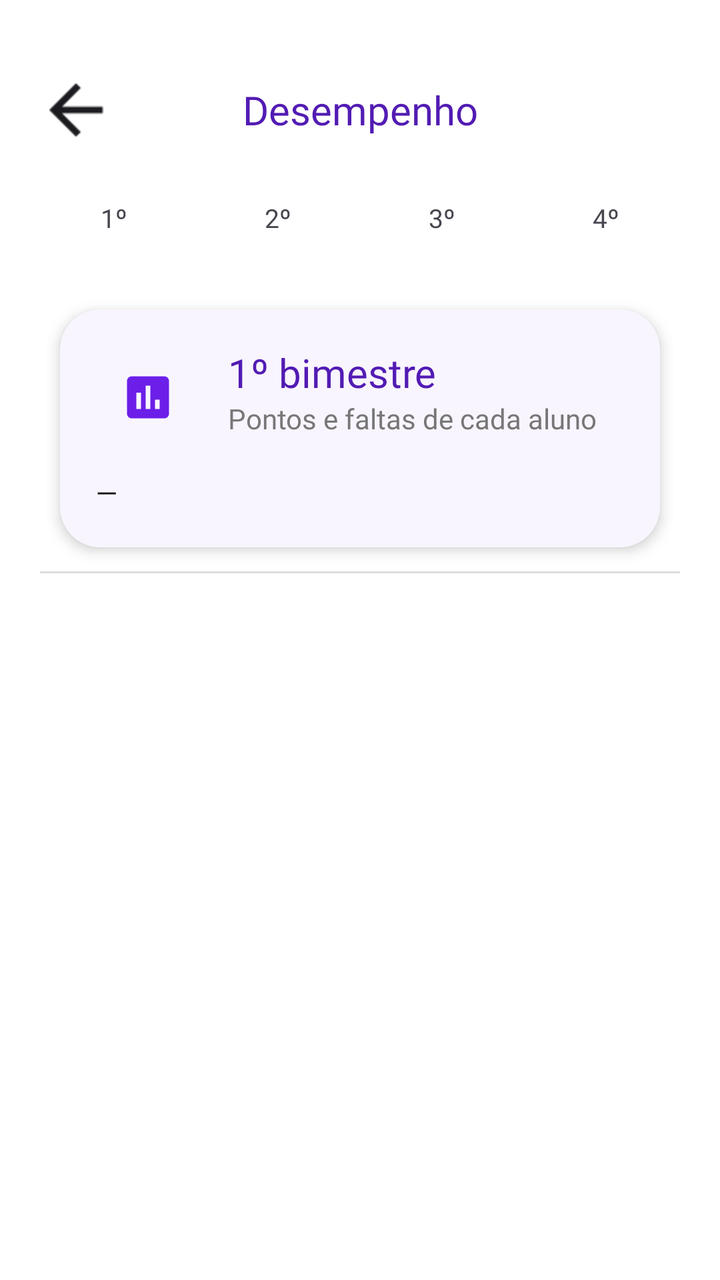
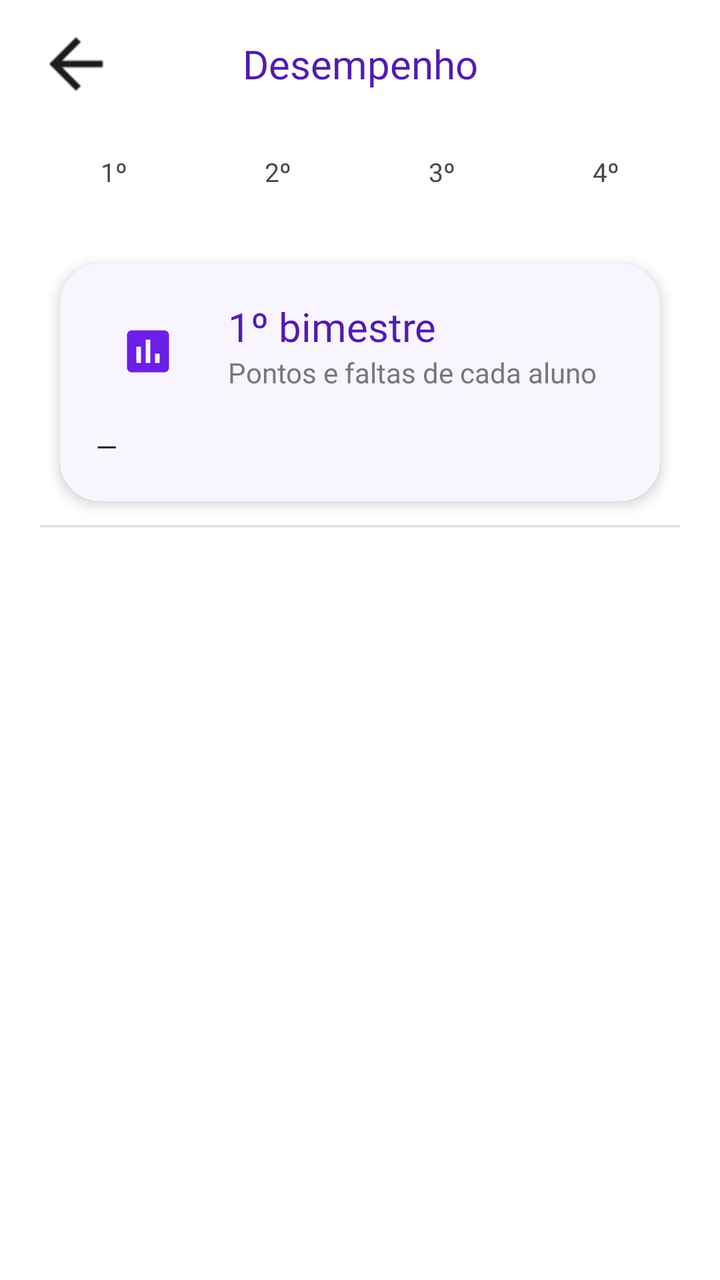

Screens rendered from an Android XML layout before and after an edit, with the pre-edit source and the edit as a unified diff.
<!-- AndroidManifest.xml: application theme Theme.MeuFuturoAgora -->
<!-- res/layout/activity_desempenho.xml -->
<?xml version="1.0" encoding="utf-8"?>
<androidx.constraintlayout.widget.ConstraintLayout xmlns:android="http://schemas.android.com/apk/res/android"
    xmlns:app="http://schemas.android.com/apk/res-auto"
    xmlns:tools="http://schemas.android.com/tools"
    android:id="@+id/main"
    android:layout_width="match_parent"
    android:layout_height="match_parent"
    android:background="@android:color/white"
    tools:context=".DesempenhoActivity">

    
    
    

    <ImageView
        android:id="@+id/btnVoltar"
        android:layout_width="40dp"
        android:layout_height="40dp"
        android:layout_marginStart="18dp"
        android:layout_marginTop="35dp"
        android:contentDescription="Voltar"
        android:scaleType="centerInside"
        android:src="@drawable/seta_voltar"
        app:layout_constraintStart_toStartOf="parent"
        app:layout_constraintTop_toTopOf="parent" />

    <TextView
        android:id="@+id/tvTituloDesempenho"
        android:layout_width="0dp"
        android:layout_height="50dp"
        android:fontFamily="@font/poppins_bold"
        android:gravity="center"
        android:text="Desempenho"
        android:textColor="@color/roxo_primario"
        android:textSize="20sp"
        app:layout_constraintBottom_toBottomOf="@id/btnVoltar"
        app:layout_constraintEnd_toEndOf="parent"
        app:layout_constraintStart_toStartOf="parent"
        app:layout_constraintTop_toTopOf="@id/btnVoltar" />

    
    
    

    <LinearLayout
        android:id="@+id/layoutAbasBimestre"
        android:layout_width="0dp"
        android:layout_height="wrap_content"
        android:layout_marginTop="16dp"
        android:orientation="horizontal"
        android:paddingStart="20dp"
        android:paddingEnd="12dp"
        app:layout_constraintEnd_toEndOf="parent"
        app:layout_constraintStart_toStartOf="parent"
        app:layout_constraintTop_toBottomOf="@id/btnVoltar">

        <TextView
            android:id="@+id/abaBimestre1"
            style="@style/AbaBimestre"
            android:text="1º" />

        <TextView
            android:id="@+id/abaBimestre2"
            style="@style/AbaBimestre"
            android:text="2º" />

        <TextView
            android:id="@+id/abaBimestre3"
            style="@style/AbaBimestre"
            android:text="3º" />

        <TextView
            android:id="@+id/abaBimestre4"
            style="@style/AbaBimestre"
            android:text="4º" />

    </LinearLayout>

    <androidx.core.widget.NestedScrollView
        android:layout_width="0dp"
        android:layout_height="0dp"
        android:clipToPadding="false"
        android:paddingBottom="20dp"
        app:layout_constraintBottom_toBottomOf="parent"
        app:layout_constraintEnd_toEndOf="parent"
        app:layout_constraintStart_toStartOf="parent"
        app:layout_constraintTop_toBottomOf="@id/layoutAbasBimestre">

        <LinearLayout
            android:layout_width="match_parent"
            android:layout_height="wrap_content"
            android:orientation="vertical"
            android:paddingStart="20dp"
            android:paddingTop="16dp"
            android:paddingEnd="20dp">

            
            
            

            <androidx.cardview.widget.CardView
                android:layout_width="match_parent"
                android:layout_height="wrap_content"
                app:cardBackgroundColor="#F9F5FF"
                app:cardCornerRadius="20dp"
                app:cardElevation="4dp"
                app:cardUseCompatPadding="true">

                <FrameLayout
                    android:layout_width="match_parent"
                    android:layout_height="wrap_content">

                    
                    <View
                        android:id="@+id/decoracaoCard"
                        android:layout_width="230dp"
                        android:layout_height="190dp"
                        android:layout_gravity="end|bottom"
                        android:layout_marginEnd="-64dp"
                        android:layout_marginBottom="-124dp" />

                    <LinearLayout
                        android:layout_width="match_parent"
                        android:layout_height="wrap_content"
                        android:orientation="vertical"
                        android:padding="18dp">

                        <LinearLayout
                            android:layout_width="match_parent"
                            android:layout_height="wrap_content"
                            android:orientation="horizontal">

                            <FrameLayout
                                android:id="@+id/circuloIconeDesempenho"
                                android:layout_width="52dp"
                                android:layout_height="52dp">

                                <ImageView
                                    android:layout_width="28dp"
                                    android:layout_height="28dp"
                                    android:layout_gravity="center"
                                    android:contentDescription="@null"
                                    android:src="@drawable/ic_desempenho"
                                    app:tint="#6C1FE8" />

                            </FrameLayout>

                            <LinearLayout
                                android:layout_width="0dp"
                                android:layout_height="wrap_content"
                                android:layout_marginStart="14dp"
                                android:layout_weight="1"
                                android:orientation="vertical">

                                <TextView
                                    android:id="@+id/tvTituloBimestre"
                                    android:layout_width="wrap_content"
                                    android:layout_height="wrap_content"
                                    android:fontFamily="@font/poppins_bold"
                                    android:text="1º bimestre"
                                    android:textColor="@color/roxo_primario"
                                    android:textSize="20sp" />

                                <TextView
                                    android:id="@+id/tvResumoDesempenho"
                                    android:layout_width="wrap_content"
                                    android:layout_height="wrap_content"
                                    android:fontFamily="@font/poppins_regular"
                                    android:text="Pontos e faltas de cada aluno"
                                    android:textColor="@color/texto_cinza"
                                    android:textSize="14sp" />

                            </LinearLayout>

                        </LinearLayout>

                        <TextView
                            android:id="@+id/tvPeriodoBimestreDesempenho"
                            android:layout_width="wrap_content"
                            android:layout_height="wrap_content"
                            android:layout_marginTop="12dp"
                            android:fontFamily="@font/poppins_semibold"
                            android:text="—"
                            android:textColor="@color/texto_escuro"
                            android:textSize="14sp" />

                    </LinearLayout>

                </FrameLayout>

            </androidx.cardview.widget.CardView>

            
            
            

            <LinearLayout
                android:id="@+id/layoutResumoAluno"
                android:layout_width="match_parent"
                android:layout_height="wrap_content"
                android:orientation="vertical"
                android:visibility="gone">

                <LinearLayout
                    android:layout_width="match_parent"
                    android:layout_height="wrap_content"
                    android:layout_marginTop="12dp"
                    android:baselineAligned="false"
                    android:orientation="horizontal">

                    <LinearLayout
                        android:id="@+id/cardPontosBimestre"
                        style="@style/CardResumoDesempenho">

                        <TextView
                            android:id="@+id/tvPontosBimestre"
                            style="@style/ValorResumoDesempenho"
                            android:text="0 pts"
                            android:textColor="@color/roxo_primario" />

                        <TextView
                            style="@style/LegendaResumoDesempenho"
                            android:text="Pontos"
                            android:textColor="@color/roxo_primario" />

                    </LinearLayout>

                    <LinearLayout
                        android:id="@+id/cardFaltasBimestre"
                        style="@style/CardResumoDesempenho"
                        android:layout_marginStart="10dp">

                        <TextView
                            android:id="@+id/tvFaltasBimestre"
                            style="@style/ValorResumoDesempenho"
                            android:text="0"
                            android:textColor="#B3261E" />

                        <TextView
                            style="@style/LegendaResumoDesempenho"
                            android:text="Faltas"
                            android:textColor="#B3261E" />

                    </LinearLayout>

                    <LinearLayout
                        android:id="@+id/cardJustificadasBimestre"
                        style="@style/CardResumoDesempenho"
                        android:layout_marginStart="10dp">

                        <TextView
                            android:id="@+id/tvJustificadasBimestre"
                            style="@style/ValorResumoDesempenho"
                            android:text="0"
                            android:textColor="#A3167A" />

                        <TextView
                            style="@style/LegendaResumoDesempenho"
                            android:text="Faltas\njustificadas"
                            android:textColor="#A3167A" />

                    </LinearLayout>

                </LinearLayout>

                <TextView
                    android:layout_width="match_parent"
                    android:layout_height="wrap_content"
                    android:layout_marginTop="18dp"
                    android:fontFamily="@font/poppins_bold"
                    android:paddingBottom="8dp"
                    android:text="Pontos por disciplina"
                    android:textColor="@color/roxo_primario"
                    android:textSize="15sp" />

            </LinearLayout>

            
            
            

            <LinearLayout
                android:id="@+id/layoutCabecalhoProfessor"
                android:layout_width="match_parent"
                android:layout_height="wrap_content"
                android:layout_marginTop="14dp"
                android:gravity="center_vertical"
                android:orientation="horizontal"
                android:paddingBottom="8dp"
                android:visibility="gone">

                <TextView
                    android:layout_width="0dp"
                    android:layout_height="wrap_content"
                    android:layout_weight="1"
                    android:fontFamily="@font/poppins_bold"
                    android:text="Aluno"
                    android:textColor="@color/roxo_primario"
                    android:textSize="15sp" />

                <TextView
                    android:layout_width="70dp"
                    android:layout_height="wrap_content"
                    android:fontFamily="@font/poppins_bold"
                    android:gravity="end"
                    android:text="Pontos"
                    android:textColor="@color/roxo_primario"
                    android:textSize="13sp" />

                <TextView
                    android:layout_width="110dp"
                    android:layout_height="wrap_content"
                    android:fontFamily="@font/poppins_bold"
                    android:gravity="end"
                    android:text="Faltas"
                    android:textColor="@color/roxo_primario"
                    android:textSize="13sp" />

            </LinearLayout>

            <View
                android:layout_width="match_parent"
                android:layout_height="1dp"
                android:background="#DCDCDC" />

            
            
            

            <androidx.recyclerview.widget.RecyclerView
                android:id="@+id/recyclerDesempenho"
                android:layout_width="match_parent"
                android:layout_height="wrap_content"
                android:nestedScrollingEnabled="false" />

            <ProgressBar
                android:id="@+id/progressDesempenho"
                android:layout_width="36dp"
                android:layout_height="36dp"
                android:layout_gravity="center_horizontal"
                android:layout_marginTop="24dp"
                android:indeterminateTint="@color/roxo_primario" />

            <TextView
                android:id="@+id/tvSemDadosDesempenho"
                android:layout_width="match_parent"
                android:layout_height="wrap_content"
                android:layout_marginTop="24dp"
                android:fontFamily="@font/poppins_regular"
                android:gravity="center"
                android:text="Nenhum dado neste bimestre."
                android:textColor="@color/texto_cinza"
                android:textSize="14sp"
                android:visibility="gone" />

        </LinearLayout>

    </androidx.core.widget.NestedScrollView>

</androidx.constraintlayout.widget.ConstraintLayout>
<!-- resources referenced by this layout -->
<resources>
  <color name="roxo_primario">#521BB3</color>
  <color name="texto_cinza">#777777</color>
  <color name="texto_escuro">#171717</color>
  <!-- drawable ic_desempenho (drawable) -->
  <?xml version="1.0" encoding="utf-8"?>
  <vector xmlns:android="http://schemas.android.com/apk/res/android"
      android:width="24dp"
      android:height="24dp"
      android:viewportWidth="24"
      android:viewportHeight="24">
  
      <path
          android:fillColor="#FF000000"
          android:pathData="M19,3H5c-1.1,0 -2,0.9 -2,2v14c0,1.1 0.9,2 2,2h14c1.1,0 2,-0.9 2,-2V5c0,-1.1 -0.9,-2 -2,-2zM9,17H7v-7h2v7zM13,17h-2V7h2v10zM17,17h-2v-4h2v4z" />
  
  </vector>
  <!-- drawable seta_voltar: png bitmap (drawable, 265 bytes) -->
  <style name="AbaBimestre">
          <item name="android:layout_width">0dp</item>
          <item name="android:layout_height">wrap_content</item>
          <item name="android:layout_weight">1</item>
          <item name="android:layout_marginEnd">8dp</item>
          <item name="android:paddingTop">9dp</item>
          <item name="android:paddingBottom">9dp</item>
          <item name="android:gravity">center</item>
          <item name="android:fontFamily">@font/poppins_bold</item>
          <item name="android:textSize">13sp</item>
          <item name="android:clickable">true</item>
          <item name="android:focusable">true</item>
      </style>
  <style name="CardResumoDesempenho">
          <item name="android:layout_width">0dp</item>
          <item name="android:layout_height">match_parent</item>
          <item name="android:layout_weight">1</item>
          <item name="android:gravity">center</item>
          <item name="android:orientation">vertical</item>
          <item name="android:paddingTop">12dp</item>
          <item name="android:paddingBottom">12dp</item>
          <item name="android:paddingStart">8dp</item>
          <item name="android:paddingEnd">8dp</item>
      </style>
  <style name="LegendaResumoDesempenho">
          <item name="android:layout_width">wrap_content</item>
          <item name="android:layout_height">wrap_content</item>
          <item name="android:layout_marginTop">2dp</item>
          <item name="android:fontFamily">@font/poppins_semibold</item>
          <item name="android:gravity">center</item>
          <item name="android:textSize">11sp</item>
          <item name="android:lineSpacingMultiplier">0.9</item>
      </style>
  <style name="ValorResumoDesempenho">
          <item name="android:layout_width">wrap_content</item>
          <item name="android:layout_height">wrap_content</item>
          <item name="android:fontFamily">@font/poppins_bold</item>
          <item name="android:textSize">20sp</item>
      </style>
  <style name="Theme.MeuFuturoAgora" parent="Base.Theme.MeuFuturoAgora" />
  <style name="Base.Theme.MeuFuturoAgora" parent="Theme.Material3.DayNight.NoActionBar">
          <item name="android:navigationBarColor">@android:color/transparent</item>
      </style>
</resources>

<!-- the commit's change to res/layout/activity_desempenho.xml (unified diff, before → after) -->
@@ -17,7 +17,7 @@
         android:layout_width="40dp"
         android:layout_height="40dp"
         android:layout_marginStart="18dp"
-        android:layout_marginTop="35dp"
+        android:layout_marginTop="12dp"
         android:contentDescription="Voltar"
         android:scaleType="centerInside"
         android:src="@drawable/seta_voltar"
